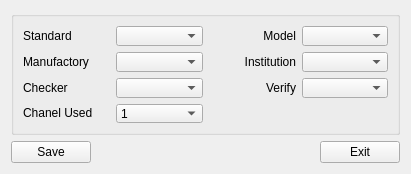
The window that source/tverparam/tverparampparamdlg/ui/tverparam_param.ui (flimmy78/qtverify) describes before a commit, drawn with Qt 5.
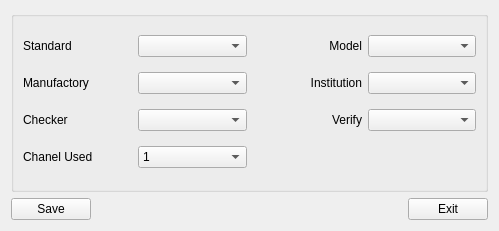
The same window after the commit.

Commit message: 铂电阻检测界面优化

```diff
--- a/source/tverparam/tverparampparamdlg/ui/tverparam_param.ui
+++ b/source/tverparam/tverparampparamdlg/ui/tverparam_param.ui
@@ -6,20 +6,20 @@
    <rect>
     <x>0</x>
     <y>0</y>
-    <width>411</width>
-    <height>174</height>
+    <width>499</width>
+    <height>231</height>
    </rect>
   </property>
   <property name="minimumSize">
    <size>
-    <width>411</width>
-    <height>174</height>
+    <width>499</width>
+    <height>231</height>
    </size>
   </property>
   <property name="maximumSize">
    <size>
-    <width>411</width>
-    <height>174</height>
+    <width>499</width>
+    <height>231</height>
    </size>
   </property>
   <property name="windowTitle">
```
The commit also changes 4 other files.
